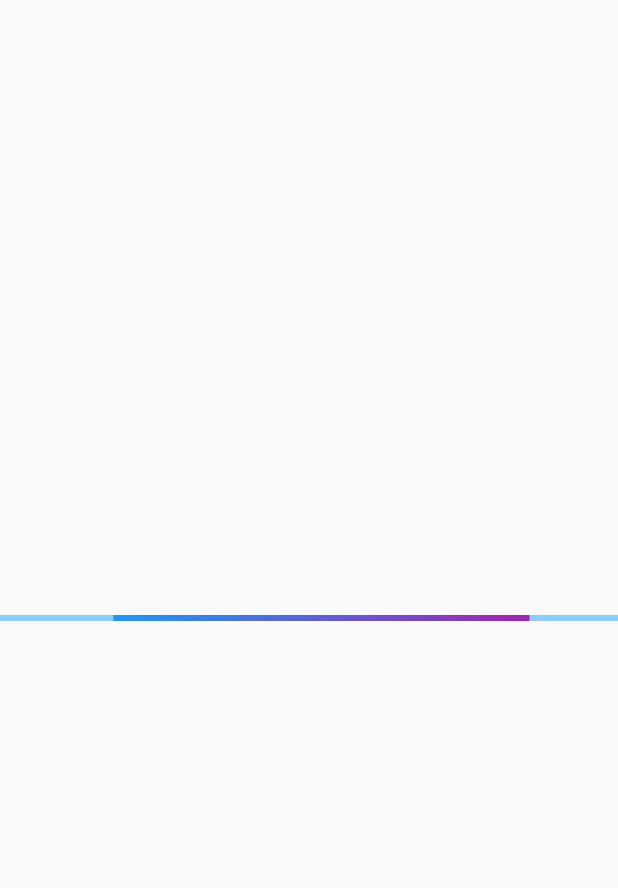
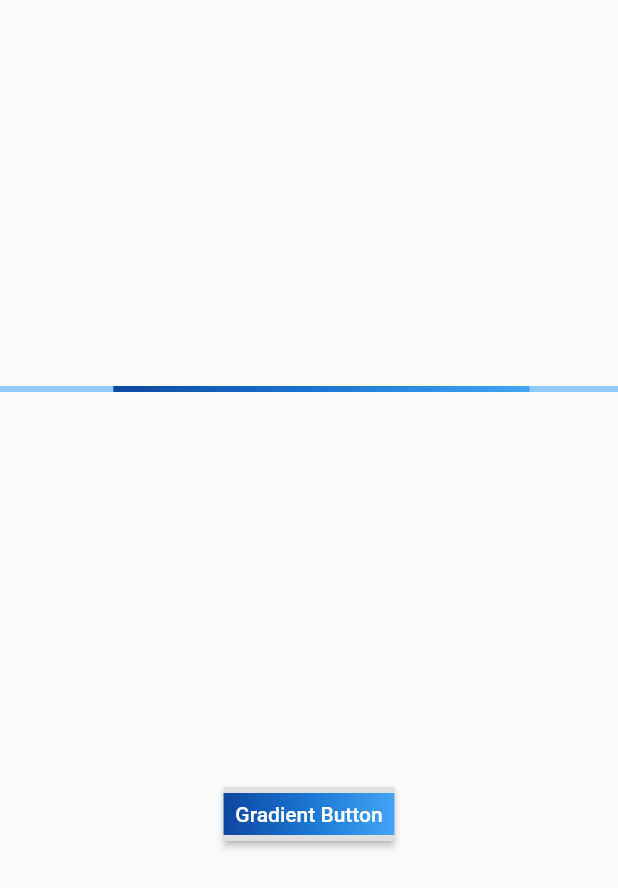
Before and after one commit to simrat39/gradient_ui_widgets, a Flutter app: the screen it shows after launch, on a phone screen of 412 x 824 dp. Shown: the top 888 px of the screen. Run offline on Flutter 3.47's test engine with Material 2 defaults, Android fonts, the phone set to English and light mode, and no system bars.

Commit message:
Add support for GradientRaisedButton

```diff
--- a/example/lib/main.dart
+++ b/example/lib/main.dart
@@ -22,17 +22,33 @@ class MyHomePage extends StatefulWidget {
 }
 
 class _MyHomePageState extends State<MyHomePage> {
+  Gradient g = LinearGradient(
+    colors: [
+      Color(0xFF0D47A1),
+      Color(0xFF1976D2),
+      Color(0xFF42A5F5),
+    ],
+  );
+
   @override
   Widget build(BuildContext context) {
     return Scaffold(
       body: Center(
-        child: a.GradientLinearProgressIndicator(
-          valueGradient: LinearGradient(
-            colors: [
-              Colors.blue,
-              Colors.purple,
-            ],
-          ),
+        child: Column(
+          mainAxisAlignment: MainAxisAlignment.spaceEvenly,
+          children: [
+            a.GradientLinearProgressIndicator(
+              valueGradient: g,
+            ),
+            a.GradientRaisedButton(
+              onPressed: () {
+                print("hi");
+              },
+              gradient: g,
+              textColor: Colors.white,
+              child: Text("Gradient Button", style: TextStyle()),
+            ),
+          ],
         ),
       ),
     );
--- /dev/null
+++ b/lib/buttons/GradientRaisedButton.dart
@@ -0,0 +1,80 @@
+import 'package:flutter/material.dart';
+import 'package:flutter/rendering.dart';
+
+class GradientRaisedButton extends RaisedButton {
+  GradientRaisedButton({
+    Key? key,
+    required Gradient gradient,
+    required VoidCallback? onPressed,
+    VoidCallback? onLongPress,
+    ValueChanged<bool>? onHighlightChanged,
+    MouseCursor? mouseCursor,
+    ButtonTextTheme? textTheme,
+    Color? textColor,
+    Color? disabledTextColor,
+    Color? color,
+    Color? disabledColor,
+    Color? focusColor,
+    Color? hoverColor,
+    Color? highlightColor,
+    Color? splashColor,
+    Brightness? colorBrightness,
+    double? elevation,
+    double? focusElevation,
+    double? hoverElevation,
+    double? highlightElevation,
+    double? disabledElevation,
+    EdgeInsetsGeometry padding =
+        const EdgeInsets.symmetric(vertical: 6, horizontal: 8),
+    VisualDensity? visualDensity,
+    ShapeBorder? shape,
+    Clip clipBehavior = Clip.none,
+    FocusNode? focusNode,
+    bool autofocus = false,
+    MaterialTapTargetSize? materialTapTargetSize,
+    Duration? animationDuration,
+    Widget? child,
+  })  : assert(elevation == null || elevation >= 0.0),
+        assert(focusElevation == null || focusElevation >= 0.0),
+        assert(hoverElevation == null || hoverElevation >= 0.0),
+        assert(highlightElevation == null || highlightElevation >= 0.0),
+        assert(disabledElevation == null || disabledElevation >= 0.0),
+        super(
+          key: key,
+          onPressed: onPressed,
+          onLongPress: onLongPress,
+          onHighlightChanged: onHighlightChanged,
+          mouseCursor: mouseCursor,
+          textTheme: textTheme,
+          textColor: textColor,
+          disabledTextColor: disabledTextColor,
+          color: color,
+          disabledColor: disabledColor,
+          focusColor: focusColor,
+          hoverColor: hoverColor,
+          highlightColor: highlightColor,
+          splashColor: splashColor,
+          colorBrightness: colorBrightness,
+          elevation: elevation,
+          focusElevation: focusElevation,
+          hoverElevation: hoverElevation,
+          highlightElevation: highlightElevation,
+          disabledElevation: disabledElevation,
+          padding: EdgeInsets.all(0),
+          visualDensity: visualDensity,
+          shape: shape,
+          clipBehavior: clipBehavior,
+          focusNode: focusNode,
+          autofocus: autofocus,
+          materialTapTargetSize: materialTapTargetSize,
+          animationDuration: animationDuration,
+          child: Ink(
+            decoration: ShapeDecoration(
+              gradient: gradient,
+              shape: shape ?? RoundedRectangleBorder(),
+            ),
+            padding: padding,
+            child: child,
+          ),
+        );
+}
--- a/lib/gradient_widgets.dart
+++ b/lib/gradient_widgets.dart
@@ -1,3 +1,4 @@
 library gradient_widgets;
 
 export 'progress_indicator/ProgressIndicator.dart';
+export 'buttons/GradientRaisedButton.dart';
```
